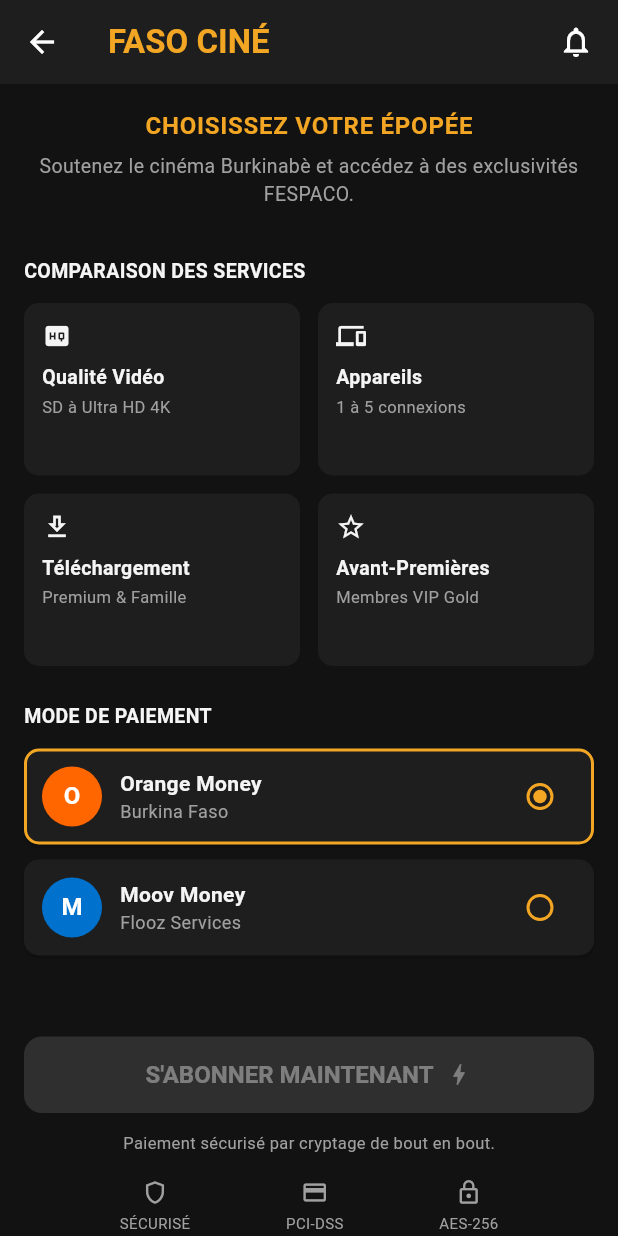
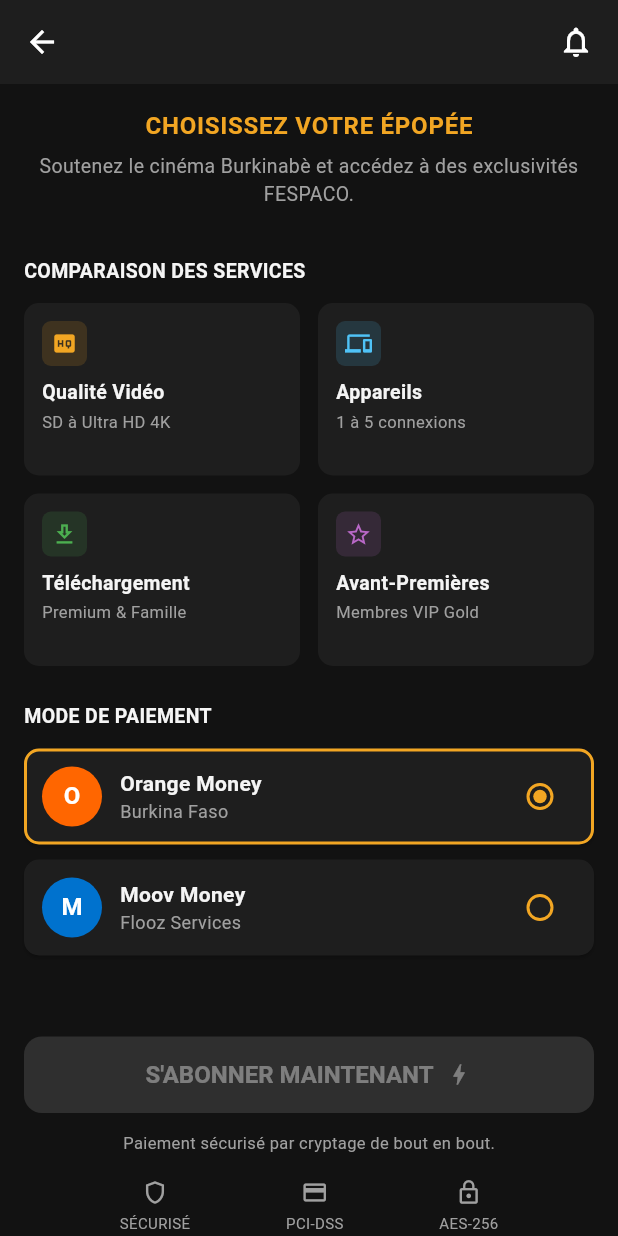
Before and after one commit to aliya-ouedraogo/YILEMA, a Flutter app: the SubscriptionScreen screen opened by its route, on a phone screen of 412 x 824 dp. Run offline on Flutter 3.47's test engine with Material 3 defaults, Android fonts, the phone set to English and light mode, and no system bars; our stand-ins replace cached_network_image, dio, flutter_secure_storage, go_router; accounts and stored records are empty; network calls fail.

Commit message:
retrait du titre faso ciné

```diff
--- a/lib/features/profile/presentation/screens/profile_screen.dart
+++ b/lib/features/profile/presentation/screens/profile_screen.dart
@@ -32,7 +32,7 @@
 
     return Scaffold(
       appBar: AppBar(
-        title: const Text('FASO CINÉ',
+        title: const Text('PROFIL',
             style: TextStyle(
                 fontWeight: FontWeight.bold, color: AppColors.accent)),
         actions: const [
--- a/lib/features/subscription/presentation/screens/subscription_screen.dart
+++ b/lib/features/subscription/presentation/screens/subscription_screen.dart
@@ -98,9 +98,6 @@
           icon: const Icon(Icons.arrow_back),
           onPressed: () => context.pop(),
         ),
-        title: const Text('FASO CINÉ',
-            style: TextStyle(
-                fontWeight: FontWeight.bold, color: AppColors.accent)),
         actions: const [
           Padding(
             padding: EdgeInsets.only(right: 16),
@@ -316,10 +313,25 @@
   @override
   Widget build(BuildContext context) {
     final items = [
-      (Icons.high_quality, 'Qualité Vidéo', 'SD à Ultra HD 4K'),
-      (Icons.devices, 'Appareils', '1 à 5 connexions'),
-      (Icons.download_outlined, 'Téléchargement', 'Premium & Famille'),
-      (Icons.star_border, 'Avant-Premières', 'Membres VIP Gold'),
+      (
+        Icons.high_quality,
+        'Qualité Vidéo',
+        'SD à Ultra HD 4K',
+        AppColors.accent
+      ),
+      (Icons.devices, 'Appareils', '1 à 5 connexions', const Color(0xFF4FC3F7)),
+      (
+        Icons.download_outlined,
+        'Téléchargement',
+        'Premium & Famille',
+        AppColors.success
+      ),
+      (
+        Icons.star_border,
+        'Avant-Premières',
+        'Membres VIP Gold',
+        const Color(0xFFBA68C8)
+      ),
     ];
 
     return GridView.count(
@@ -339,7 +351,14 @@
             child: Column(
               crossAxisAlignment: CrossAxisAlignment.start,
               children: [
-                Icon(item.$1, size: 20, color: AppColors.textPrimary),
+                Container(
+                  padding: const EdgeInsets.all(6),
+                  decoration: BoxDecoration(
+                    color: item.$4.withValues(alpha: 0.15),
+                    borderRadius: BorderRadius.circular(6),
+                  ),
+                  child: Icon(item.$1, size: 18, color: item.$4),
+                ),
                 const SizedBox(height: 8),
                 Text(item.$2,
                     style: const TextStyle(
```
